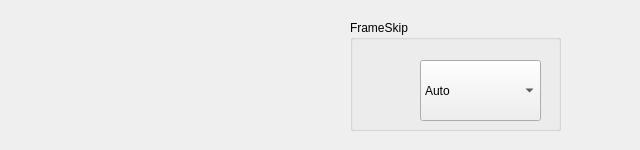
First picture: the form in AntSnesQt/videosettings.ui, repository Summeli/AntSnes, before the edit.
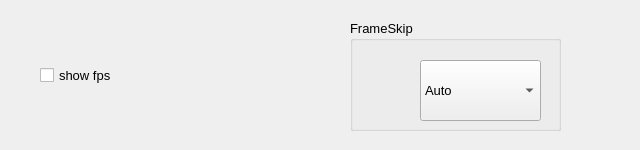
Second picture: the form after the edit.

```diff
--- a/AntSnesQt/videosettings.ui
+++ b/AntSnesQt/videosettings.ui
@@ -37,8 +37,10 @@
      <height>111</height>
     </rect>
    </property>
-   <property name="styleSheet" >
-    <string notr="true" />
+   <property name="font">
+    <font>
+     <pointsize>10</pointsize>
+    </font>
    </property>
    <property name="title" >
     <string>FrameSkip</string>
@@ -99,8 +101,35 @@
     </item>
    </widget>
   </widget>
+  <widget class="QCheckBox" name="showFPSbox">
+   <property name="geometry">
+    <rect>
+     <x>40</x>
+     <y>50</y>
+     <width>251</width>
+     <height>51</height>
+    </rect>
+   </property>
+   <property name="font">
+    <font>
+     <pointsize>10</pointsize>
+    </font>
+   </property>
+   <property name="text">
+    <string>show fps</string>
+   </property>
+   <property name="iconSize">
+    <size>
+     <width>35</width>
+     <height>35</height>
+    </size>
+   </property>
+   <property name="checked">
+    <bool>false</bool>
+   </property>
+  </widget>
  </widget>
- <layoutdefault spacing="6" margin="11" />
+ <layoutdefault spacing="6" margin="11"/>
  <resources/>
  <connections/>
 </ui>
```
Left out of the diff: 50 changed lines with no effect on the pictures.
